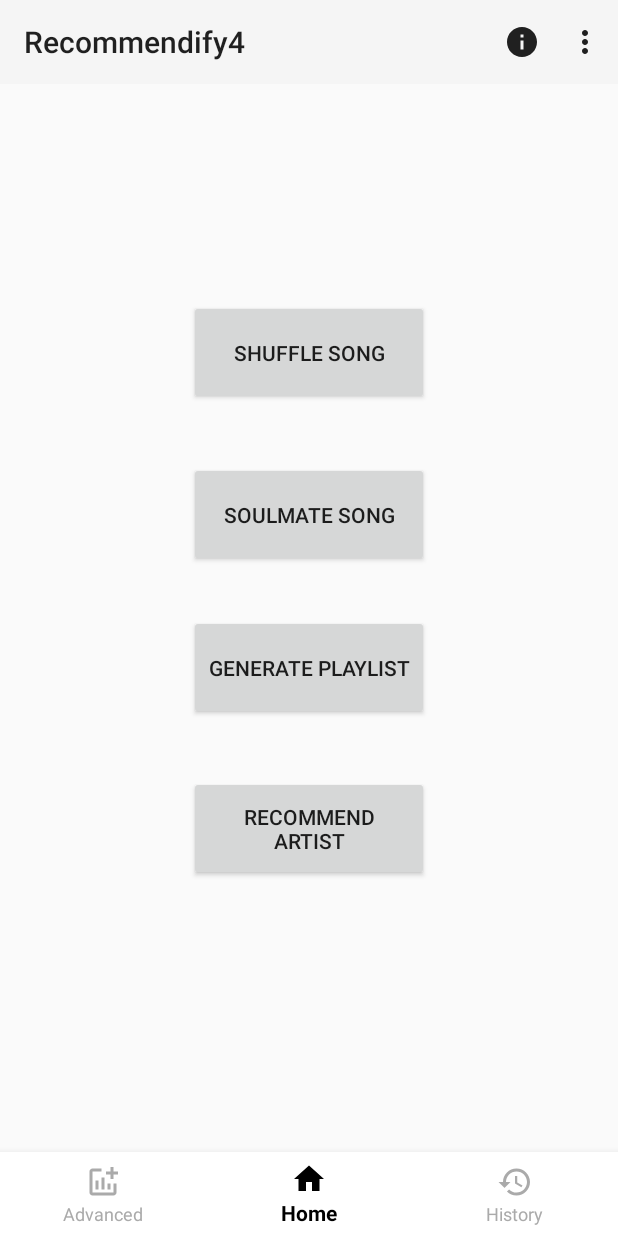
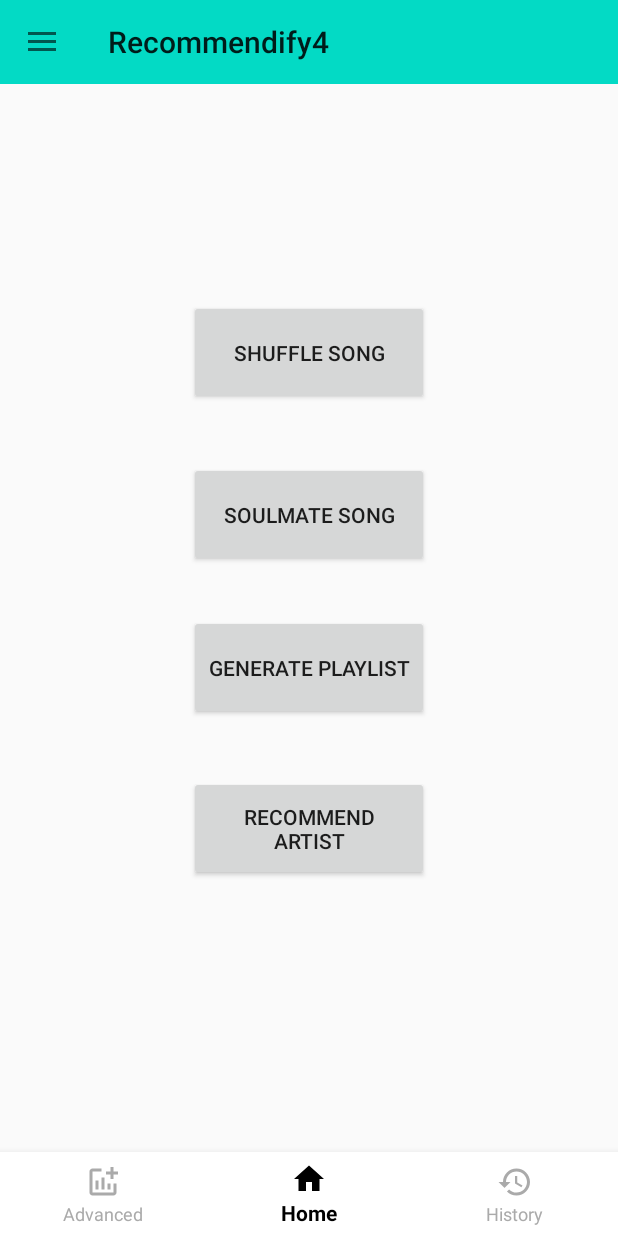
Before and after one commit to Morata3/Recommendify, an Android app: the MainActivity screen opened directly, with no data from a screen before it, on a phone screen of 412 x 824 dp. Run offline under Robolectric (Android 15) with nearby library versions, the phone set to English and light mode, and no system bars; 8 statements that could not run were skipped.

Commit message:
Added navigation drawer. UserProfile class change (now contains a Credentials object).

```diff
--- a/app/build.gradle
+++ b/app/build.gradle
@@ -79,6 +79,7 @@ repositories {
 dependencies {
     def nav_version = "2.3.2"
 
+    implementation 'com.google.code.gson:gson:2.8.6'
     implementation 'androidx.legacy:legacy-support-v4:1.0.0'
     implementation 'androidx.appcompat:appcompat:1.2.0'
 
--- a/app/src/main/java/com/example/recommendify4/CreatePlaylistDialog.java
+++ b/app/src/main/java/com/example/recommendify4/Dialogs/DialogCreatePlaylist.java
@@ -1,4 +1,4 @@
-package com.example.recommendify4;
+package com.example.recommendify4.Dialogs;
 
 import android.app.AlertDialog;
 import android.app.Dialog;
@@ -11,7 +11,7 @@ import androidx.annotation.NonNull;
 import androidx.annotation.Nullable;
 import androidx.appcompat.app.AppCompatDialogFragment;
 
-public class CreatePlaylistDialog extends AppCompatDialogFragment {
+public class DialogCreatePlaylist extends AppCompatDialogFragment {
     @NonNull
     @Override
     public Dialog onCreateDialog(@Nullable Bundle savedInstanceState) {
--- a/app/src/main/java/com/example/recommendify4/MainActivity.java
+++ b/app/src/main/java/com/example/recommendify4/MainActivity.java
@@ -1,36 +1,42 @@
 package com.example.recommendify4;
 
+import com.example.recommendify4.Dialogs.DialogCreatePlaylist;
+import com.example.recommendify4.Dialogs.DialogInformation;
+import com.example.recommendify4.Dialogs.DialogLogOut;
 import com.example.recommendify4.SpotifyItems.Song;
 import com.example.recommendify4.UserInfo.UserProfile;
 import android.content.Intent;
 import android.content.SharedPreferences;
 import android.os.Bundle;
-import android.view.Menu;
-import android.view.MenuInflater;
 import android.view.MenuItem;
 import android.widget.Button;
 import android.widget.TextView;
 import androidx.annotation.NonNull;
+import androidx.appcompat.app.ActionBarDrawerToggle;
 import androidx.appcompat.app.AppCompatActivity;
 import androidx.appcompat.widget.Toolbar;
+import androidx.core.view.GravityCompat;
+import androidx.drawerlayout.widget.DrawerLayout;
 import androidx.work.Data;
 import androidx.work.OneTimeWorkRequest;
 import androidx.work.WorkManager;
 import com.example.recommendify4.UserInfo.UserProfileBuilder;
 import com.google.android.material.bottomnavigation.BottomNavigationView;
-import com.google.android.material.floatingactionbutton.FloatingActionButton;
+import com.google.android.material.navigation.NavigationView;
+import com.google.gson.Gson;
+
 import java.util.ArrayList;
 import java.util.List;
 
 
-public class MainActivity extends AppCompatActivity{
+public class MainActivity extends AppCompatActivity implements NavigationView.OnNavigationItemSelectedListener {
     public static final String KEY_CONTENT = "content";
     public static final String KEY_COLAB = "colab";
     public static final String CONTENT = "Content";
     public static final String COLAB = "Colab";
 
 
-    private FloatingActionButton infoButton;
+    private DrawerLayout drawer;
     private Button artistButton;
     private Button playlistButton;
 
@@ -40,17 +46,15 @@ public class MainActivity extends AppCompatActivity{
 
 
     @Override
-    public boolean onCreateOptionsMenu(Menu menu) {
-        MenuInflater inflater = getMenuInflater();
-        inflater.inflate(R.menu.navigation_bar, menu);
-        return true;
-    }
-
-    @Override
-    public boolean onOptionsItemSelected(@NonNull MenuItem item) {
-        switch (item.getItemId()){
-            case R.id.action_info:
-                openDialogInfo();
+    public boolean onNavigationItemSelected(@NonNull MenuItem item) {
+        switch (item.getItemId()) {
+            case R.id.menu_info:
+                openDialog("information");
+                return true;
+            case R.id.menu_aboutMe:
+                return true;
+            case R.id.menu_logout:
+                openDialog("logout");
                 return true;
             default:
                 return super.onOptionsItemSelected(item);
@@ -62,28 +66,37 @@ public class MainActivity extends AppCompatActivity{
         super.onCreate(savedInstanceState);
         setContentView(R.layout.activity_main);
 
-        //BARRA DE NAVEGACION
-        Toolbar myToolbar = (Toolbar) findViewById(R.id.my_toolbar);
-        setSupportActionBar(myToolbar);
+        Gson gson = new Gson();
+        SharedPreferences userPreferences = getSharedPreferences("Login", MODE_PRIVATE);
+        userProfile = gson.fromJson(userPreferences.getString("UserProfile",null),UserProfile.class);
+        ArrayList<Song> TopSongs = userProfile.getTopSongs();
+        List<Song> TopSongsAux  = userProfile.getTopSongs().subList(0,10);
 
 
         artistButton = (Button) findViewById(R.id.buttonArtist);
         artistButton.setOnClickListener(v -> artistRecommendation());
+        playlistButton = (Button) findViewById(R.id.buttonPlaylist);
+        playlistButton.setOnClickListener(v -> openDialog("playlist"));
 
-        playlistButton = (Button) findViewById(R.id.buttonPlaylist);
-        playlistButton.setOnClickListener(v -> openDialogCreatePlaylist());
 
-        //Initializa and Assign variable
+        Toolbar toolbar = (Toolbar) findViewById(R.id.toolbar);
+        setSupportActionBar(toolbar);
+        drawer = (DrawerLayout) findViewById(R.id.drawer_layout);
+        NavigationView navigationView = findViewById(R.id.navigation_view);
+        navigationView.setNavigationItemSelectedListener(this);
+
+        ActionBarDrawerToggle toggle = new ActionBarDrawerToggle(this,drawer,toolbar,
+                R.string.navigation_drawer_open,R.string.navigation_drawer_close);
+        drawer.addDrawerListener(toggle);
+        toggle.syncState();
+
+
         BottomNavigationView bottomNavigationView = findViewById(R.id.bottom_navigation);
-
-        //Set home selected
         bottomNavigationView.setSelectedItemId(R.id.home);
-
-        //Perform ItemSelectedListener
         bottomNavigationView.setOnNavigationItemSelectedListener(new BottomNavigationView.OnNavigationItemSelectedListener() {
             @Override
             public boolean onNavigationItemSelected(@NonNull MenuItem menuItem) {
-              switch (menuItem.getItemId()) {//        setContentView(R.layout.activity_main);
+              switch (menuItem.getItemId()) {
 
                 case R.id.advanced:
                     startActivity(new Intent(getApplicationContext()
@@ -102,16 +115,6 @@ public class MainActivity extends AppCompatActivity{
             return false;
             }
         });
-
-
-        SharedPreferences userPreferences = getSharedPreferences("Login", MODE_PRIVATE);
-        userProfile = new UserProfile(userPreferences.getString("UserToken",null));
-        UserProfileBuilder builder = new UserProfileBuilder();
-        builder.execute(userProfile);
-
-        ArrayList<Song> TopSongs = userProfile.getTopSongs();
-        // System.out.println("Top songs:\n" + TopSongs);
-        List<Song> TopSongsAux  = userProfile.getTopSongs().subList(0,10);
 
         Data myData = new Data.Builder()
                 .putString(CONTENT, TopSongsAux.toString())
@@ -151,19 +154,35 @@ public class MainActivity extends AppCompatActivity{
     }
 
     @Override
+    public void onBackPressed() {
+        if (drawer.isDrawerOpen(GravityCompat.START)) {
+            drawer.closeDrawer(GravityCompat.START);
+        } else {
+            super.onBackPressed();
+        }
+    }
+
+    @Override
     protected void onStart() {
         super.onStart();
 
     }
 
-    public void openDialogInfo(){
-        DialogInfo dialogInfo = new DialogInfo();
-        dialogInfo.show(getSupportFragmentManager(),"Dialog Information");
-    }
-
-    public void openDialogCreatePlaylist(){
-        CreatePlaylistDialog createPlaylistDialog = new CreatePlaylistDialog();
-        createPlaylistDialog.show(getSupportFragmentManager(),"Create Playlist");
+    public void openDialog(String dialog){
+        switch (dialog) {
+            case "information":
+                DialogInformation dialogInformation = new DialogInformation();
+                dialogInformation.show(getSupportFragmentManager(), "Dialog Information");
+                break;
+            case "playlist":
+                DialogCreatePlaylist dialogCreatePlaylist = new DialogCreatePlaylist();
+                dialogCreatePlaylist.show(getSupportFragmentManager(),"Create Playlist");
+                break;
+            case "logout":
+                DialogLogOut dialogLogOut = new DialogLogOut();
+                dialogLogOut.show(getSupportFragmentManager(),"LogOut");
+                break;
+        }
     }
 
     public void artistRecommendation(){
@@ -177,5 +196,4 @@ public class MainActivity extends AppCompatActivity{
         // Aaand we will finish off here.
     }
 
-
 }
--- a/app/src/main/java/com/example/recommendify4/UserInfo/UserProfile.java
+++ b/app/src/main/java/com/example/recommendify4/UserInfo/UserProfile.java
@@ -1,4 +1,8 @@
 package com.example.recommendify4.UserInfo;
+import android.os.Build;
+
+import androidx.annotation.RequiresApi;
+
 import com.example.recommendify4.SpotifyApi.RequestSender;
 import com.example.recommendify4.SpotifyApi.ResponseProcessor;
 import com.example.recommendify4.SpotifyItems.Artist;
@@ -9,8 +13,7 @@ import java.util.ArrayList;
 
 public class UserProfile implements Runnable{
 
-    private String accessToken;
-
+    private Credentials credentials;
     private User user;
     private ArrayList<Song> topSongs;
     private ArrayList<Artist> topArtists;
@@ -18,9 +21,9 @@ public class UserProfile implements Runnable{
     private ArrayList<Artist> recentlyPlayedArtists;
 
 
-    public UserProfile(String newAccessToken){
+    public UserProfile(Credentials newCredentials){
 
-        accessToken = newAccessToken;
+        credentials = newCredentials;
         user = new User();
         recentlyPlayedSongs = new ArrayList<>();
         topSongs = new ArrayList<>();
@@ -45,16 +48,18 @@ public class UserProfile implements Runnable{
         return topSongs;
     }
 
+    @RequiresApi(api = Build.VERSION_CODES.KITKAT)
     public void setUser() {
-        String responseString = RequestSender.getUserInfo(accessToken);
+        String responseString = RequestSender.getUserInfo(credentials);
         User newUser = ResponseProcessor.processUserInfoResponse(responseString);
         if(newUser != null) user = newUser;
     }
 
 
+    @RequiresApi(api = Build.VERSION_CODES.KITKAT)
     public void setRecentlyPlayedSongs() {
 
-        String response = RequestSender.getRecentlyPlayedSongs(accessToken);
+        String response = RequestSender.getRecentlyPlayedSongs(credentials);
         ArrayList<Song> recentlyPlayedSongsList = ResponseProcessor.processRecentlyPlayedResponse(response);
         if(recentlyPlayedSongsList != null) recentlyPlayedSongs = recentlyPlayedSongsList;
 
@@ -72,22 +77,25 @@ public class UserProfile implements Runnable{
 
     }
 
+    @RequiresApi(api = Build.VERSION_CODES.KITKAT)
     public void setTopSongs() {
 
-        String response = RequestSender.getTopSongs(accessToken);
+        String response = RequestSender.getTopSongs(credentials);
         ArrayList<Song> topSongsList = ResponseProcessor.processTopSongsResponse(response);
         if(topSongsList != null) topSongs = topSongsList;
 
     }
 
+    @RequiresApi(api = Build.VERSION_CODES.KITKAT)
     public void setTopArtists() {
 
-        String response = RequestSender.getTopArtists(accessToken);
+        String response = RequestSender.getTopArtists(credentials);
         ArrayList<Artist> topArtistsList = ResponseProcessor.processTopArtistsResponse(response, topSongs);
         if(topArtistsList != null) topArtists = topArtistsList;
 
     }
 
+    @RequiresApi(api = Build.VERSION_CODES.KITKAT)
     @Override
     public void run() {
         setRecentlyPlayedSongs();
--- a/app/src/main/res/layout/activity_main.xml
+++ b/app/src/main/res/layout/activity_main.xml
@@ -1,7 +1,13 @@
 <?xml version="1.0" encoding="utf-8"?>
-<androidx.constraintlayout.widget.ConstraintLayout xmlns:android="http://schemas.android.com/apk/res/android"
+<androidx.drawerlayout.widget.DrawerLayout
+    xmlns:android="http://schemas.android.com/apk/res/android"
     xmlns:app="http://schemas.android.com/apk/res-auto"
     xmlns:tools="http://schemas.android.com/tools"
+    android:id="@+id/drawer_layout"
+    android:layout_height="match_parent"
+    android:layout_width="match_parent">
+
+    <androidx.constraintlayout.widget.ConstraintLayout
         android:layout_width="match_parent"
         android:layout_height="match_parent"
         tools:context=".MainActivity">
@@ -77,17 +83,30 @@
             app:layout_constraintStart_toStartOf="parent"
             app:layout_constraintTop_toBottomOf="@+id/buttonPlaylist" />
 
+    </androidx.constraintlayout.widget.ConstraintLayout>
+
+    <LinearLayout
+        android:layout_width="match_parent"
+        android:layout_height="match_parent"
+        android:orientation="vertical">
+
         <androidx.appcompat.widget.Toolbar
-        android:id="@+id/my_toolbar"
             android:layout_width="match_parent"
             android:layout_height="?attr/actionBarSize"
-        android:background="?attr/colorPrimary"
-        android:theme="@style/ThemeOverlay.AppCompat.ActionBar"
-        app:layout_constraintEnd_toEndOf="parent"
-        app:layout_constraintStart_toStartOf="parent"
-        app:layout_constraintTop_toTopOf="parent"
-        app:popupTheme="@style/ThemeOverlay.AppCompat.Light" />
+            android:background="@color/teal_200"
+            android:id="@+id/toolbar">
+        </androidx.appcompat.widget.Toolbar>
 
+    </LinearLayout>
 
+    <com.google.android.material.navigation.NavigationView
+        android:layout_width="wrap_content"
+        android:layout_height="match_parent"
+        android:id="@+id/navigation_view"
+        android:layout_gravity = "start"
+        app:headerLayout="@layout/navigation_header"
+        app:menu="@menu/navigation_bar">
 
-</androidx.constraintlayout.widget.ConstraintLayout>
+    </com.google.android.material.navigation.NavigationView>
+
+</androidx.drawerlayout.widget.DrawerLayout>
--- a/app/src/main/res/menu/navigation_bar.xml
+++ b/app/src/main/res/menu/navigation_bar.xml
@@ -1,20 +1,22 @@
 <?xml version="1.0" encoding="utf-8"?>
 <menu xmlns:android="http://schemas.android.com/apk/res/android"
     xmlns:app="http://schemas.android.com/apk/res-auto"
-    >
-    <item android:id="@+id/action_info"
+    xmlns:tools="http://schemas.android.com/tools"
+    tools:showIn="navigation_view">
+
+    <item android:id="@+id/menu_info"
         android:icon="@drawable/ic_baseline_info_24"
         android:title="@string/action_info"
         app:showAsAction="ifRoom"/>
 
     <group>
     <item
-        android:id="@+id/nav_home"
+        android:id="@+id/menu_aboutMe"
         android:icon="@drawable/ic_about_user"
         android:title="About me" />
 
     <item
-        android:id="@+id/nav_cycle"
+        android:id="@+id/menu_logout"
         android:icon="@drawable/ic_logout"
         android:title="Logout" />
     </group>
--- a/app/src/main/res/values-night/themes.xml
+++ b/app/src/main/res/values-night/themes.xml
@@ -1,6 +1,6 @@
 <resources xmlns:tools="http://schemas.android.com/tools">
     <!-- Base application theme. -->
-    <style name="Theme.Recommendify4" parent="Theme.MaterialComponents.DayNight.DarkActionBar">
+    <style name="Theme.Recommendify4" parent="Theme.AppCompat.DayNight.NoActionBar">
         <!-- Primary brand color. -->
         <item name="colorPrimary">@color/purple_200</item>
         <item name="colorPrimaryVariant">@color/purple_700</item>
@@ -13,4 +13,5 @@
         <item name="android:statusBarColor" tools:targetApi="l">?attr/colorPrimaryVariant</item>
         <!-- Customize your theme here. -->
     </style>
+
 </resources>
--- a/app/src/main/res/values/themes.xml
+++ b/app/src/main/res/values/themes.xml
@@ -1,6 +1,6 @@
 <resources xmlns:tools="http://schemas.android.com/tools">
     <!-- Base application theme. -->
-    <style name="Theme.Recommendify4" parent="Theme.MaterialComponents.DayNight.DarkActionBar">
+    <style name="Theme.Recommendify4" parent="Theme.AppCompat.DayNight.NoActionBar">
         <!-- Primary brand color. -->
         <item name="colorPrimary">@color/purple_500</item>
         <item name="colorPrimaryVariant">@color/purple_700</item>
@@ -13,7 +13,7 @@
         <item name="android:statusBarColor" tools:targetApi="l">?attr/colorPrimaryVariant</item>
         <!-- Customize your theme here. -->
     </style>
-    <style name="NoActionBar">
+    <style name="Theme.Recommendify4.NoActionBar">
         <item name="windowActionBar">false</item>
         <item name="windowNoTitle">true</item>
     </style>
```
Also changed, not shown: app/src/main/java/com/example/recommendify4/ArtistRecommendation.java (+4 -4 lines), app/src/main/java/com/example/recommendify4/Dialogs/DialogInformation.java (renamed from app/src/main/java/com/example/recommendify4/DialogInfo.java, +12 -5 lines), app/src/main/java/com/example/recommendify4/Dialogs/DialogLoading.java (renamed from app/src/main/java/com/example/recommendify4/LoadingDialog.java, +7 -5 lines), app/src/main/java/com/example/recommendify4/Dialogs/DialogLogOut.java (added, +35 -0 lines), app/src/main/java/com/example/recommendify4/Login.java (+25 -24 lines), app/src/main/java/com/example/recommendify4/SpotifyApi/RequestSender.java (+37 -28 lines), app/src/main/java/com/example/recommendify4/UserInfo/Credentials.java (+15 -6 lines), app/src/main/res/layout/dialog_information.xml (added, +15 -0 lines), app/src/main/res/layout/dialog_log_out.xml (added, +43 -0 lines), app/src/main/res/layout/navigation_header.xml (added, +26 -0 lines), app/src/main/res/values/strings.xml (+6 -1 lines). Lines whose indentation alone changed are shown as unchanged.
